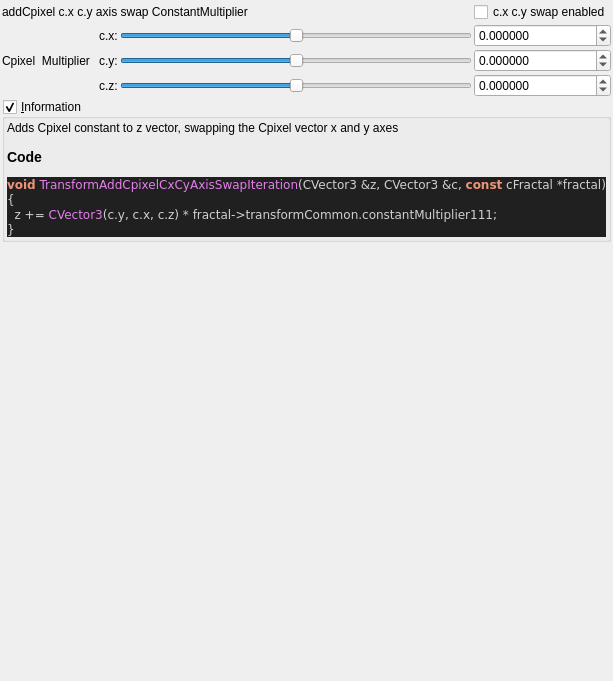
buddhi1980/mandelbulber2, file mandelbulber2/qt_data/fractal_transf_add_Cpixel_CxCy_axis_swap.ui: the form before one commit.
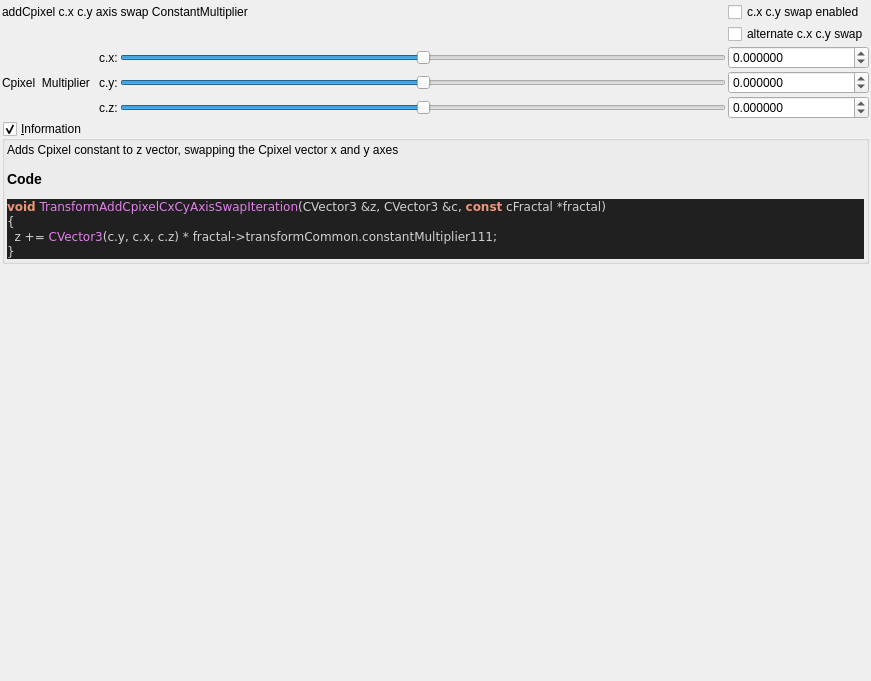
The form after the commit. Custom widgets are drawn as their Qt base class.

Commit message: Transf c.x c.z swap, added altenating option Abox KaliEiifie install Mbox type z.z scale

```diff
--- a/mandelbulber2/qt_data/fractal_transf_add_Cpixel_CxCy_axis_swap.ui
+++ b/mandelbulber2/qt_data/fractal_transf_add_Cpixel_CxCy_axis_swap.ui
@@ -6,7 +6,7 @@
    <rect>
     <x>0</x>
     <y>0</y>
-    <width>567</width>
+    <width>871</width>
     <height>681</height>
    </rect>
   </property>
@@ -34,193 +34,20 @@
      <property name="spacing">
       <number>2</number>
      </property>
-     <item row="3" column="2">
-      <widget class="QSlider" name="slider3_transf_constant_multiplier_111_z">
-       <property name="sizePolicy">
-        <sizepolicy hsizetype="Expanding" vsizetype="Maximum">
-         <horstretch>0</horstretch>
-         <verstretch>0</verstretch>
-        </sizepolicy>
-       </property>
-       <property name="minimum">
-        <number>-10000000</number>
-       </property>
-       <property name="maximum">
-        <number>10000000</number>
-       </property>
-       <property name="value">
-        <number>0</number>
-       </property>
-       <property name="sliderPosition">
-        <number>0</number>
-       </property>
-       <property name="orientation">
-        <enum>Qt::Horizontal</enum>
-       </property>
-      </widget>
-     </item>
-     <item row="1" column="1">
+     <item row="2" column="1">
       <widget class="QLabel" name="label_109">
        <property name="text">
         <string>c.x:</string>
        </property>
       </widget>
      </item>
-     <item row="2" column="1">
+     <item row="3" column="1">
       <widget class="QLabel" name="label_110">
        <property name="text">
         <string>c.y:</string>
        </property>
       </widget>
      </item>
-     <item row="2" column="3">
-      <widget class="MyDoubleSpinBox" name="spinbox3_transf_constant_multiplier_111_y">
-       <property name="sizePolicy">
-        <sizepolicy hsizetype="Minimum" vsizetype="Maximum">
-         <horstretch>0</horstretch>
-         <verstretch>0</verstretch>
-        </sizepolicy>
-       </property>
-       <property name="prefix">
-        <string/>
-       </property>
-       <property name="suffix">
-        <string/>
-       </property>
-       <property name="decimals">
-        <number>6</number>
-       </property>
-       <property name="minimum">
-        <double>-99.989999999999995</double>
-       </property>
-       <property name="maximum">
-        <double>99.989999999999995</double>
-       </property>
-       <property name="singleStep">
-        <double>0.100000000000000</double>
-       </property>
-      </widget>
-     </item>
-     <item row="2" column="2">
-      <widget class="QSlider" name="slider3_transf_constant_multiplier_111_y">
-       <property name="sizePolicy">
-        <sizepolicy hsizetype="Expanding" vsizetype="Maximum">
-         <horstretch>0</horstretch>
-         <verstretch>0</verstretch>
-        </sizepolicy>
-       </property>
-       <property name="minimum">
-        <number>-10000000</number>
-       </property>
-       <property name="maximum">
-        <number>10000000</number>
-       </property>
-       <property name="value">
-        <number>0</number>
-       </property>
-       <property name="sliderPosition">
-        <number>0</number>
-       </property>
-       <property name="orientation">
-        <enum>Qt::Horizontal</enum>
-       </property>
-      </widget>
-     </item>
-     <item row="1" column="3">
-      <widget class="MyDoubleSpinBox" name="spinbox3_transf_constant_multiplier_111_x">
-       <property name="sizePolicy">
-        <sizepolicy hsizetype="Minimum" vsizetype="Maximum">
-         <horstretch>0</horstretch>
-         <verstretch>0</verstretch>
-        </sizepolicy>
-       </property>
-       <property name="prefix">
-        <string/>
-       </property>
-       <property name="suffix">
-        <string/>
-       </property>
-       <property name="decimals">
-        <number>6</number>
-       </property>
-       <property name="minimum">
-        <double>-99.989999999999995</double>
-       </property>
-       <property name="maximum">
-        <double>99.989999999999995</double>
-       </property>
-       <property name="singleStep">
-        <double>0.100000000000000</double>
-       </property>
-      </widget>
-     </item>
-     <item row="3" column="1">
-      <widget class="QLabel" name="label_111">
-       <property name="text">
-        <string>c.z:</string>
-       </property>
-      </widget>
-     </item>
-     <item row="3" column="3">
-      <widget class="MyDoubleSpinBox" name="spinbox3_transf_constant_multiplier_111_z">
-       <property name="sizePolicy">
-        <sizepolicy hsizetype="Minimum" vsizetype="Maximum">
-         <horstretch>0</horstretch>
-         <verstretch>0</verstretch>
-        </sizepolicy>
-       </property>
-       <property name="prefix">
-        <string/>
-       </property>
-       <property name="suffix">
-        <string/>
-       </property>
-       <property name="decimals">
-        <number>6</number>
-       </property>
-       <property name="minimum">
-        <double>-99.989999999999995</double>
-       </property>
-       <property name="maximum">
-        <double>99.989999999999995</double>
-       </property>
-       <property name="singleStep">
-        <double>0.100000000000000</double>
-       </property>
-      </widget>
-     </item>
-     <item row="1" column="2">
-      <widget class="QSlider" name="slider3_transf_constant_multiplier_111_x">
-       <property name="sizePolicy">
-        <sizepolicy hsizetype="Expanding" vsizetype="Maximum">
-         <horstretch>0</horstretch>
-         <verstretch>0</verstretch>
-        </sizepolicy>
-       </property>
-       <property name="minimum">
-        <number>-10000000</number>
-       </property>
-       <property name="maximum">
-        <number>10000000</number>
-       </property>
-       <property name="value">
-        <number>0</number>
-       </property>
-       <property name="sliderPosition">
-        <number>0</number>
-       </property>
-       <property name="orientation">
-        <enum>Qt::Horizontal</enum>
-       </property>
-      </widget>
-     </item>
-     <item row="1" column="0" rowspan="3">
-      <widget class="QLabel" name="label_108">
-       <property name="text">
-        <string>Cpixel  Multiplier  </string>
-       </property>
-      </widget>
-     </item>
      <item row="0" column="0" colspan="3">
       <widget class="QLabel" name="label">
        <property name="toolTip">
@@ -238,6 +65,186 @@
        </property>
       </widget>
      </item>
+     <item row="4" column="1">
+      <widget class="QLabel" name="label_111">
+       <property name="text">
+        <string>c.z:</string>
+       </property>
+      </widget>
+     </item>
+     <item row="4" column="2">
+      <widget class="QSlider" name="slider3_transf_constant_multiplier_111_z">
+       <property name="sizePolicy">
+        <sizepolicy hsizetype="Expanding" vsizetype="Maximum">
+         <horstretch>0</horstretch>
+         <verstretch>0</verstretch>
+        </sizepolicy>
+       </property>
+       <property name="minimum">
+        <number>-10000000</number>
+       </property>
+       <property name="maximum">
+        <number>10000000</number>
+       </property>
+       <property name="value">
+        <number>0</number>
+       </property>
+       <property name="sliderPosition">
+        <number>0</number>
+       </property>
+       <property name="orientation">
+        <enum>Qt::Horizontal</enum>
+       </property>
+      </widget>
+     </item>
+     <item row="3" column="2">
+      <widget class="QSlider" name="slider3_transf_constant_multiplier_111_y">
+       <property name="sizePolicy">
+        <sizepolicy hsizetype="Expanding" vsizetype="Maximum">
+         <horstretch>0</horstretch>
+         <verstretch>0</verstretch>
+        </sizepolicy>
+       </property>
+       <property name="minimum">
+        <number>-10000000</number>
+       </property>
+       <property name="maximum">
+        <number>10000000</number>
+       </property>
+       <property name="value">
+        <number>0</number>
+       </property>
+       <property name="sliderPosition">
+        <number>0</number>
+       </property>
+       <property name="orientation">
+        <enum>Qt::Horizontal</enum>
+       </property>
+      </widget>
+     </item>
+     <item row="4" column="3">
+      <widget class="MyDoubleSpinBox" name="spinbox3_transf_constant_multiplier_111_z">
+       <property name="sizePolicy">
+        <sizepolicy hsizetype="Minimum" vsizetype="Maximum">
+         <horstretch>0</horstretch>
+         <verstretch>0</verstretch>
+        </sizepolicy>
+       </property>
+       <property name="prefix">
+        <string/>
+       </property>
+       <property name="suffix">
+        <string/>
+       </property>
+       <property name="decimals">
+        <number>6</number>
+       </property>
+       <property name="minimum">
+        <double>-99.989999999999995</double>
+       </property>
+       <property name="maximum">
+        <double>99.989999999999995</double>
+       </property>
+       <property name="singleStep">
+        <double>0.100000000000000</double>
+       </property>
+      </widget>
+     </item>
+     <item row="2" column="2">
+      <widget class="QSlider" name="slider3_transf_constant_multiplier_111_x">
+       <property name="sizePolicy">
+        <sizepolicy hsizetype="Expanding" vsizetype="Maximum">
+         <horstretch>0</horstretch>
+         <verstretch>0</verstretch>
+        </sizepolicy>
+       </property>
+       <property name="minimum">
+        <number>-10000000</number>
+       </property>
+       <property name="maximum">
+        <number>10000000</number>
+       </property>
+       <property name="value">
+        <number>0</number>
+       </property>
+       <property name="sliderPosition">
+        <number>0</number>
+       </property>
+       <property name="orientation">
+        <enum>Qt::Horizontal</enum>
+       </property>
+      </widget>
+     </item>
+     <item row="2" column="0" rowspan="3">
+      <widget class="QLabel" name="label_108">
+       <property name="text">
+        <string>Cpixel  Multiplier  </string>
+       </property>
+      </widget>
+     </item>
+     <item row="3" column="3">
+      <widget class="MyDoubleSpinBox" name="spinbox3_transf_constant_multiplier_111_y">
+       <property name="sizePolicy">
+        <sizepolicy hsizetype="Minimum" vsizetype="Maximum">
+         <horstretch>0</horstretch>
+         <verstretch>0</verstretch>
+        </sizepolicy>
+       </property>
+       <property name="prefix">
+        <string/>
+       </property>
+       <property name="suffix">
+        <string/>
+       </property>
+       <property name="decimals">
+        <number>6</number>
+       </property>
+       <property name="minimum">
+        <double>-99.989999999999995</double>
+       </property>
+       <property name="maximum">
+        <double>99.989999999999995</double>
+       </property>
+       <property name="singleStep">
+        <double>0.100000000000000</double>
+       </property>
+      </widget>
+     </item>
+     <item row="2" column="3">
+      <widget class="MyDoubleSpinBox" name="spinbox3_transf_constant_multiplier_111_x">
+       <property name="sizePolicy">
+        <sizepolicy hsizetype="Minimum" vsizetype="Maximum">
+         <horstretch>0</horstretch>
+         <verstretch>0</verstretch>
+        </sizepolicy>
+       </property>
+       <property name="prefix">
+        <string/>
+       </property>
+       <property name="suffix">
+        <string/>
+       </property>
+       <property name="decimals">
+        <number>6</number>
+       </property>
+       <property name="minimum">
+        <double>-99.989999999999995</double>
+       </property>
+       <property name="maximum">
+        <double>99.989999999999995</double>
+       </property>
+       <property name="singleStep">
+        <double>0.100000000000000</double>
+       </property>
+      </widget>
+     </item>
+     <item row="1" column="3">
+      <widget class="QCheckBox" name="checkBox_transf_function_enabled_false">
+       <property name="text">
+        <string>alternate c.x c.y swap</string>
+       </property>
+      </widget>
+     </item>
     </layout>
    </item>
    <item>
```
The commit also changes 7 other files.
